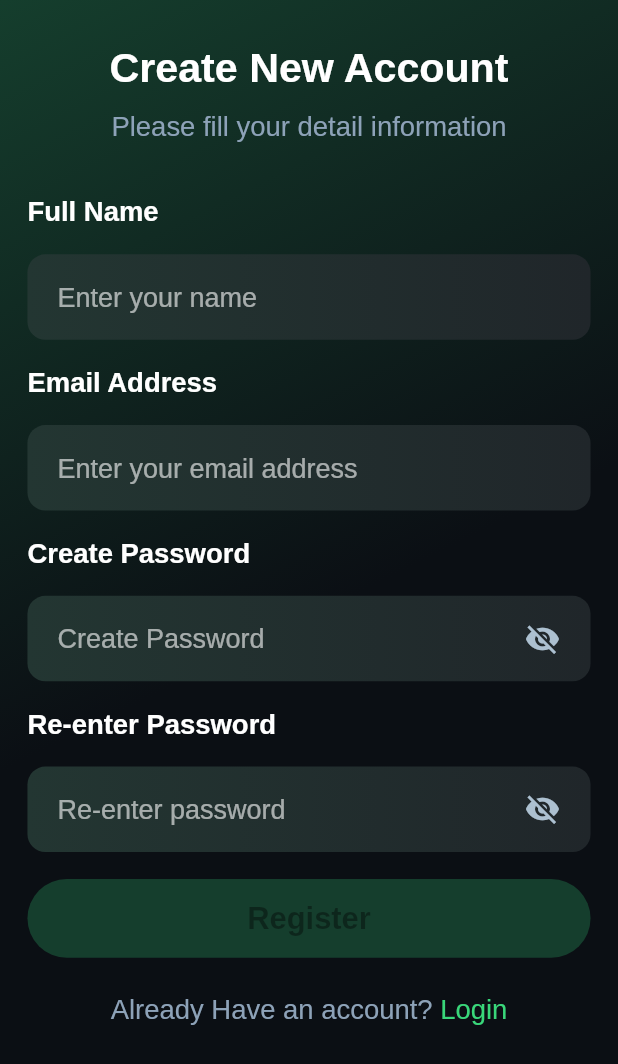
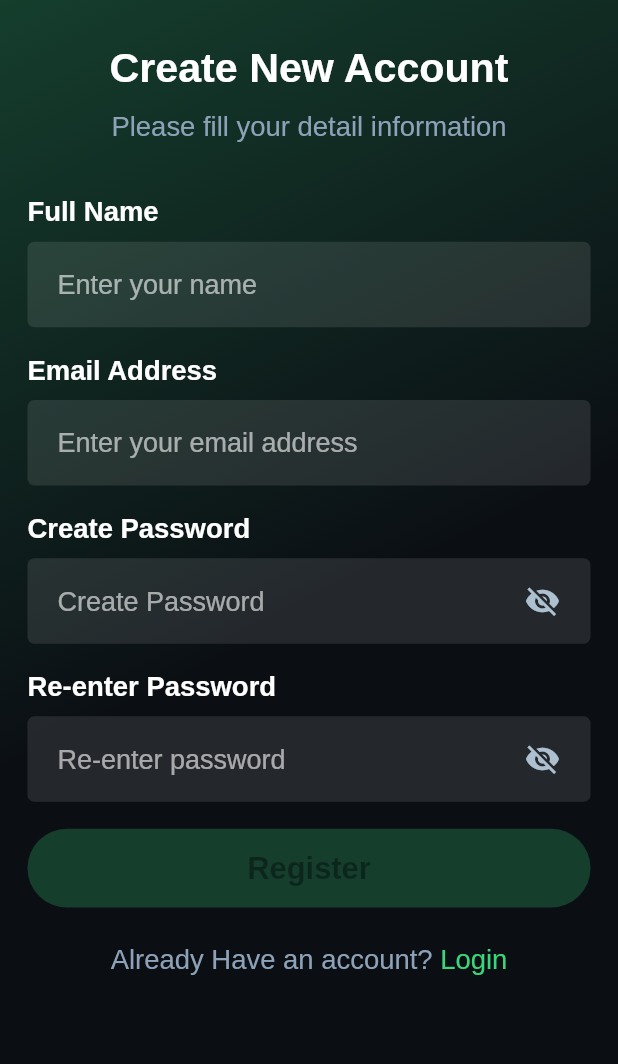
Before and after one commit to backbencherstudio/lukethompson13, a Flutter app: the SingupScreen screen opened by its route, on a phone screen of 412 x 824 dp. Shown: the top 1064 px of the screen. Run offline on Flutter 3.47's test engine with Material 3 defaults, Android fonts, the phone set to English and light mode, and no system bars; our stand-ins replace carousel_slider, connectivity_plus, dio, dotted_border, fl_chart, flutter_riverpod and 4 more; missing offline and left inert: otp_pin_field; accounts and stored records are empty.

Commit message:
feat: add SubcriptionAddCardScreen

```diff
--- a/lib/core/route/route_manager.dart
+++ b/lib/core/route/route_manager.dart
@@ -14,6 +14,7 @@ import 'package:lukethompson/presentation/profile/view/widget/edit_profile_scree
 import 'package:lukethompson/presentation/profile/view/widget/set_your_rate.dart';
 import 'package:lukethompson/presentation/reports/view/screen/reports_screen.dart';
 import 'package:lukethompson/presentation/splash_screen/splash_screen.dart';
+import 'package:lukethompson/presentation/start_subscription/view/add_card_screen.dart';
 import 'package:lukethompson/presentation/start_subscription/view/choose_payment_method_screen.dart';
 import 'package:lukethompson/presentation/start_subscription/view/choose_subscription_plan_screen.dart';
 import 'package:lukethompson/presentation/stops/view/widget/claim_detials_widget.dart';
@@ -62,6 +63,8 @@ class RouteGenerator {
         return MaterialPageRoute(builder: (_) => const ChooseSubscriptionPlanScreen());
       case RoutesName.chooseSubscriptionPaymentMethod:
         return MaterialPageRoute(builder: (_) => const ChoosePaymentMethodScreen());
+      case RoutesName.subscriptionAddCard:
+        return MaterialPageRoute(builder: (_) => const SubcriptionAddCardScreen());
 
       // case RoutesName.otpScreen:
       //   final args = routeSettings.arguments;
--- a/lib/core/route/routes_names.dart
+++ b/lib/core/route/routes_names.dart
@@ -29,5 +29,6 @@ class RoutesName {
   // Start Subscription
   static const String chooseSubscriptionPlan = "/chooseSubscriptionPlan";
   static const String chooseSubscriptionPaymentMethod = "/chooseSubscriptionPaymentMethod";
+  static const String subscriptionAddCard = "/subscriptionAddCard";
   static const String subscriptionSuccessful = "/subscriptionSuccessful";
 }
--- a/lib/presentation/auth/singUp_screen/view/singUp_screen.dart
+++ b/lib/presentation/auth/singUp_screen/view/singUp_screen.dart
@@ -45,37 +45,16 @@ class SingupScreen extends StatelessWidget {
                   ),
 
                   SizedBox(height: 30.h),
-                  Text(
-                    "Full Name",
-                    style: TextStyle(
-                      fontSize: 16.sp,
-                      color: ColorManager.textColor,
-                      fontWeight: FontWeight.w700,
-                    ),
-                  ),
-                  SizedBox(height: 15.h),
+                  InputLabel("Full Name"),
+                  SizedBox(height: 8.h),
                   CustomTextFieldWidget(hintText: "Enter your name"),
                   SizedBox(height: 15.h),
-                  Text(
-                    "Email Address",
-                    style: TextStyle(
-                      fontSize: 16.sp,
-                      color: ColorManager.textColor,
-                      fontWeight: FontWeight.w700,
-                    ),
-                  ),
-                  SizedBox(height: 15.h),
+                  InputLabel("Email Address"),
+                  SizedBox(height: 8.h),
                   CustomTextFieldWidget(hintText: "Enter your email address"),
                   SizedBox(height: 15.h),
-                  Text(
-                    "Create Password",
-                    style: TextStyle(
-                      fontSize: 16.sp,
-                      color: ColorManager.textColor,
-                      fontWeight: FontWeight.w700,
-                    ),
-                  ),
-                  SizedBox(height: 15.h),
+                  InputLabel("Create Password"),
+                  SizedBox(height: 8.h),
                   CustomTextFieldWidget(
                     hintText: "Create Password",
                     obsecure: true,
@@ -85,15 +64,8 @@ class SingupScreen extends StatelessWidget {
                     ),
                   ),
                   SizedBox(height: 15.h),
-                  Text(
-                    "Re-enter Password",
-                    style: TextStyle(
-                      fontSize: 16.sp,
-                      color: ColorManager.textColor,
-                      fontWeight: FontWeight.w700,
-                    ),
-                  ),
-                  SizedBox(height: 15.h),
+                  InputLabel("Re-enter Password"),
+                  SizedBox(height: 8.h),
                   CustomTextFieldWidget(
                     hintText: "Re-enter password",
                     obsecure: true,
--- a/lib/presentation/custom_widget/textField_widget.dart
+++ b/lib/presentation/custom_widget/textField_widget.dart
@@ -1,4 +1,5 @@
 import 'package:flutter/material.dart';
+import 'package:flutter_screenutil/flutter_screenutil.dart';
 import 'package:lukethompson/core/resource/constants/color_manager.dart';
 
 class CustomTextFieldWidget extends StatelessWidget {
@@ -6,31 +7,25 @@ class CustomTextFieldWidget extends StatelessWidget {
   final String? hintText;
   final Widget? suffix;
   final bool? readonly;
-  final bool ? obsecure;
+  final bool? obsecure;
+  final VoidCallback? onTap;
 
   const CustomTextFieldWidget({
     super.key,
     this.controller,
     this.hintText,
     this.suffix,
-    this.readonly, this.obsecure,
+    this.readonly,
+    this.obsecure,
+    this.onTap,
   });
 
   @override
   Widget build(BuildContext context) {
     return Container(
       decoration: BoxDecoration(
-        borderRadius: BorderRadius.circular(12),
-
-        gradient: const LinearGradient(
-          begin: Alignment.centerLeft,
-          end: Alignment.centerRight,
-          colors: [
-            ColorManager.fillColorTextFieldleft ,
-            ColorManager.fillColorTextFielright
-
-          ],
-        ),
+        borderRadius: BorderRadius.circular(4.r),
+        color: Colors.white10,
       ),
       child: TextField(
         controller: controller,
@@ -38,8 +33,12 @@ class CustomTextFieldWidget extends StatelessWidget {
         cursorColor: Colors.white,
         readOnly: readonly ?? false,
         obscureText: obsecure ?? false,
+        onTap: onTap,
         decoration: InputDecoration(
-          contentPadding: const EdgeInsets.symmetric(horizontal: 20, vertical: 18),
+          contentPadding: const EdgeInsets.symmetric(
+            horizontal: 20,
+            vertical: 18,
+          ),
           border: InputBorder.none,
           enabledBorder: InputBorder.none,
           focusedBorder: InputBorder.none,
@@ -52,11 +51,7 @@ class CustomTextFieldWidget extends StatelessWidget {
               ? null
               : Padding(
                   padding: const EdgeInsets.only(right: 20),
-                  child: Align(
-                    widthFactor: 1,
-                    heightFactor: 1,
-                    child: suffix,
-                  ),
+                  child: Align(widthFactor: 1, heightFactor: 1, child: suffix),
                 ),
           suffixIconConstraints: const BoxConstraints(
             minWidth: 24,
@@ -67,3 +62,20 @@ class CustomTextFieldWidget extends StatelessWidget {
     );
   }
 }
+
+class InputLabel extends StatelessWidget {
+  final String label;
+  const InputLabel(this.label, {super.key});
+
+  @override
+  Widget build(BuildContext context) {
+    return Text(
+      label,
+      style: TextStyle(
+        fontSize: 16.sp,
+        color: ColorManager.textColor,
+        fontWeight: FontWeight.w700,
+      ),
+    );
+  }
+}
--- a/lib/presentation/start_subscription/view/choose_payment_method_screen.dart
+++ b/lib/presentation/start_subscription/view/choose_payment_method_screen.dart
@@ -67,12 +67,12 @@ class _ChooseSubscriptionPlanScreenState
                 const Spacer(),
 
                 GlobalButton(
+                  isDisabled: state.paymentMethod == '',
                   label: "Subscribe Now",
                   onPressed: () {
-                    print('Scaffold');
                     Navigator.pushNamed(
                       context,
-                      RoutesName.chooseSubscriptionPaymentMethod,
+                      RoutesName.subscriptionAddCard,
                     );
                   },
                 ),
```
Also changed, not shown: lib/presentation/start_subscription/view/add_card_screen.dart (added, +131 -0 lines).
